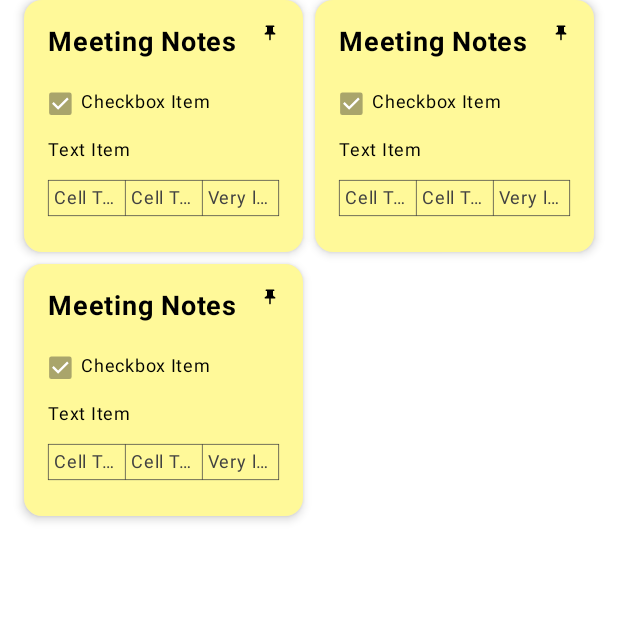
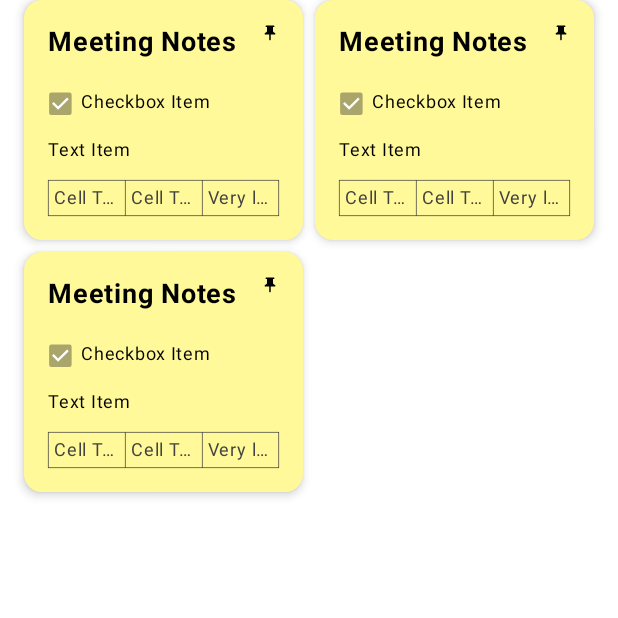
Before and after one commit to juanpablorenau/NotePad, an Android app built with Jetpack Compose: the composable NotesContent shown on its own in the app's theme, on a phone screen of 412 x 824 dp, the top half of it. Run offline under Robolectric (Android 15) with nearby library versions, the phone set to English and light mode, and no system bars; our stand-ins replace Dagger/Hilt's generated code, Room's generated code.

Commit message:
feat/change-cells-to-list: Fix NoteItems appearance

```diff
--- a/app/src/main/java/com/example/notepad/ui/list/NotesStaggeredGrid.kt
+++ b/app/src/main/java/com/example/notepad/ui/list/NotesStaggeredGrid.kt
@@ -160,9 +160,8 @@ fun NoteBody(notesItems: List<NoteItem> = mockNoteItems, isDarkTheme: Boolean =
             NoteItemType.TABLE -> TableItem(item, isDarkTheme, isPreviousItemTable)
         }
 
-        HorizontalDivider(
-            modifier = Modifier.height(8.dp),
-            color = Color.Transparent
-        )
+        if (!isPreviousItemTable && index != notesItems.lastIndex) {
+            Spacer(modifier = Modifier.height(8.dp))
+        }
     }
 }
```
